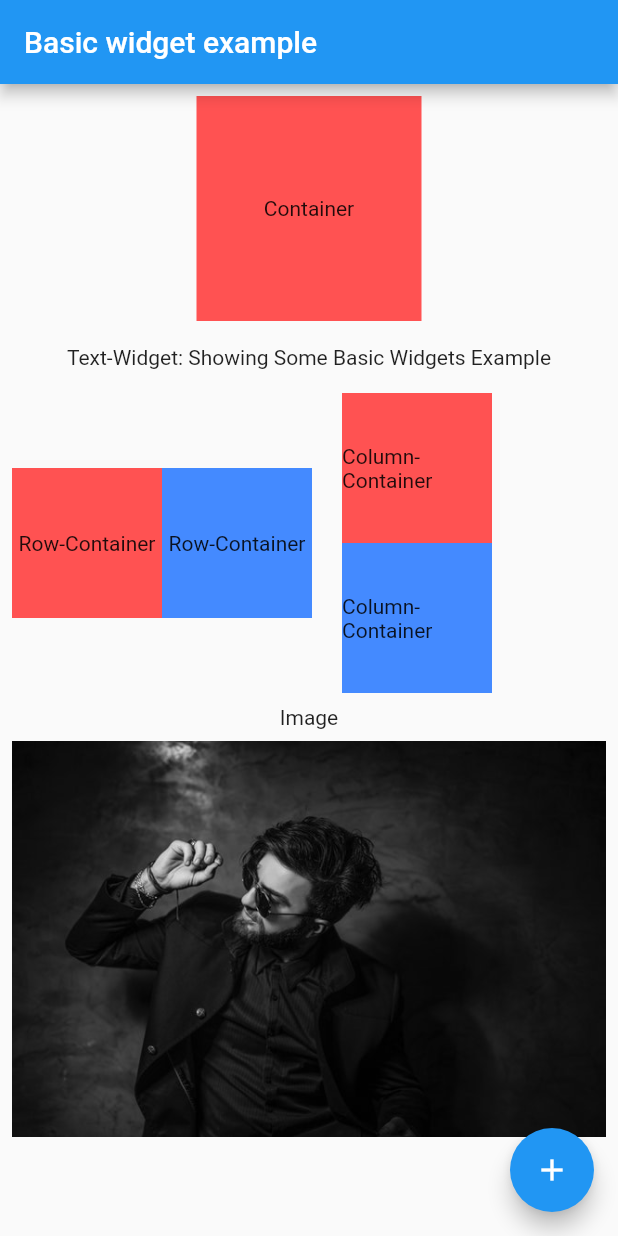
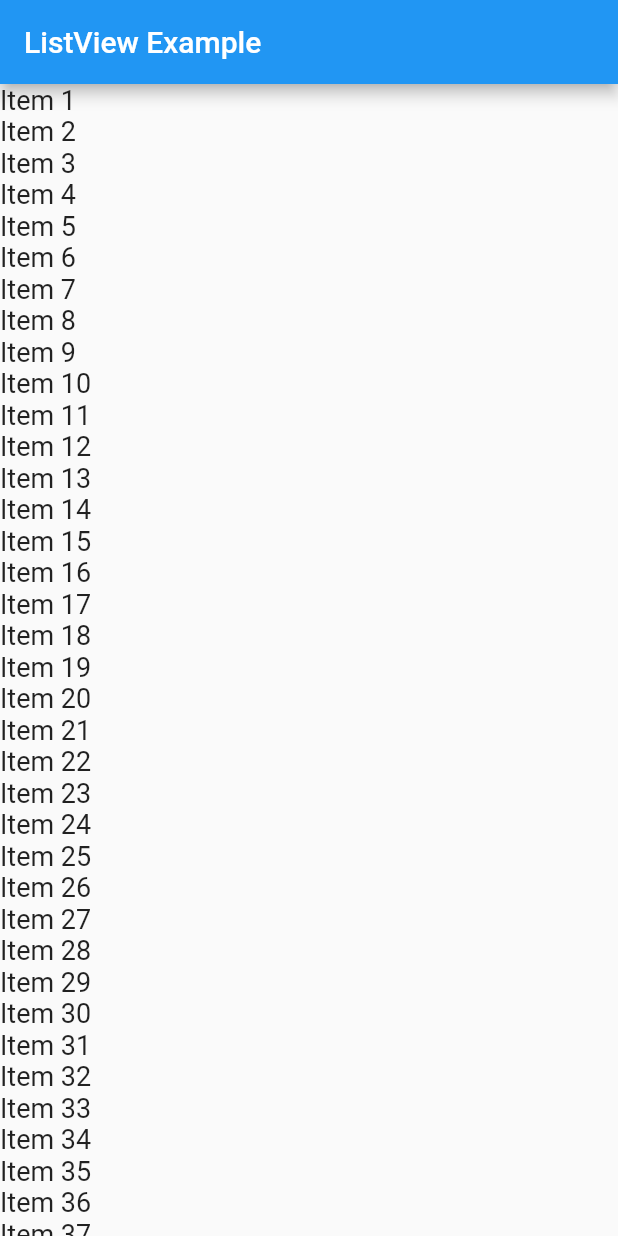
Before and after one commit to bugudiramu/allaboutflutterblog, a Flutter app: the screen it shows after launch, on a phone screen of 412 x 824 dp. Run offline on Flutter 3.47's test engine with Material 2 defaults, Android fonts, the phone set to English and light mode, and no system bars.

Commit message:
adding scollablewidget.dart

```diff
--- a/lib/main.dart
+++ b/lib/main.dart
@@ -1,10 +1,10 @@
-import 'package:allaboutflutterblog/tuts/showing_basic_widgets.dart';
+import 'package:allaboutflutterblog/tuts/scrollable_widget.dart';
 import 'package:flutter/material.dart';
 
 void main() {
   runApp(
     MaterialApp(
-      home: ShowingBasicWidgets(),
+      home: ScrollableWidget(),
       debugShowCheckedModeBanner: false,
     ),
   );
--- /dev/null
+++ b/lib/tuts/scrollable_widget.dart
@@ -0,0 +1,23 @@
+import 'package:flutter/material.dart';
+import 'package:flutter/painting.dart';
+
+class ScrollableWidget extends StatelessWidget {
+  final List _items = List.generate(50, (i) => i + 1);
+  @override
+  Widget build(BuildContext context) {
+    return Scaffold(
+      appBar: AppBar(
+        title: Text("ListView Example"),
+      ),
+      body: ListView.builder(
+        itemCount: _items.length,
+        itemBuilder: (context, int i) {
+          return Text(
+            "Item ${_items[i]}",
+            style: TextStyle(fontSize: 18.0),
+          );
+        },
+      ),
+    );
+  }
+}
```
